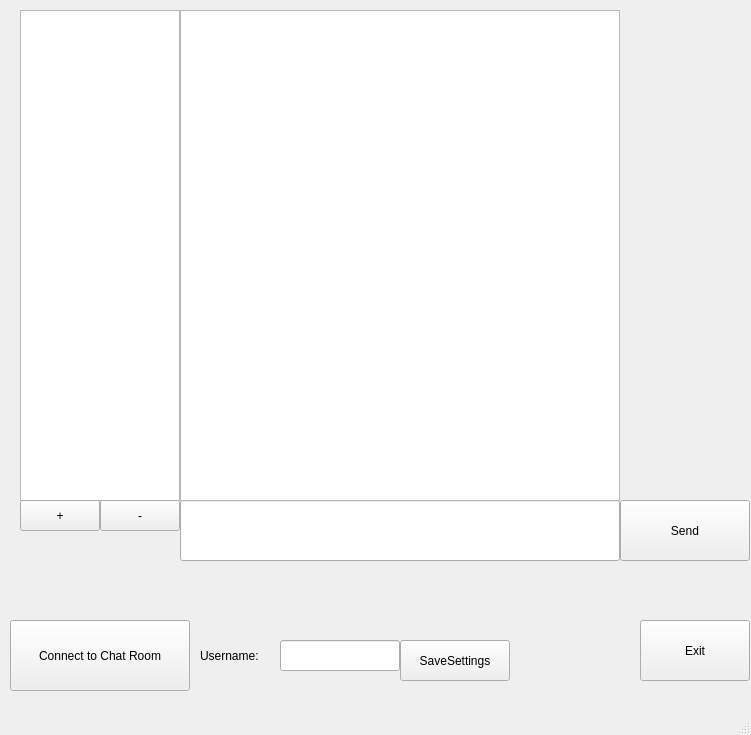
Above: Chat/UIChat/mainwindow.ui from VitaliyKolbasiuk/Chat before the change. Below: the same form after it.
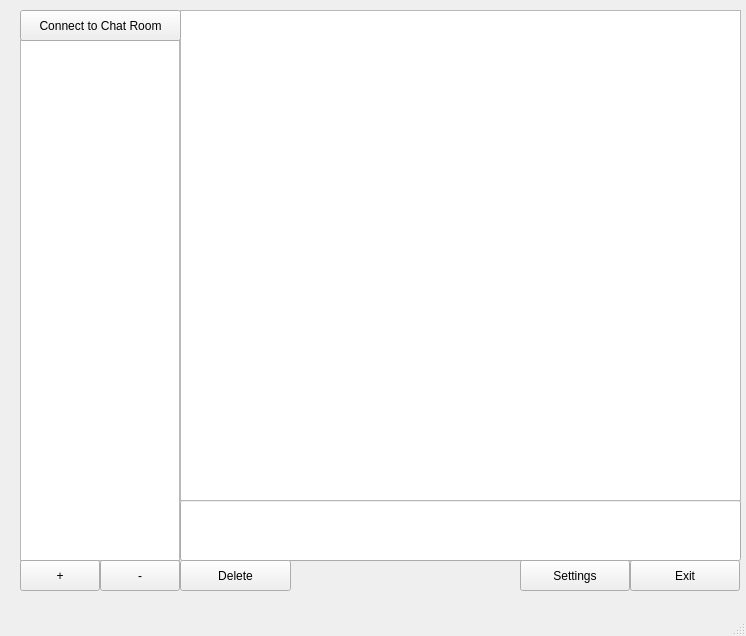
That is the form after the change.

Commit message: Add functionality to delete messages

The edit to the form file:
```diff
--- a/Chat/UIChat/mainwindow.ui
+++ b/Chat/UIChat/mainwindow.ui
@@ -6,80 +6,44 @@
    <rect>
     <x>0</x>
     <y>0</y>
-    <width>751</width>
-    <height>735</height>
+    <width>746</width>
+    <height>636</height>
    </rect>
   </property>
   <property name="windowTitle">
    <string>MainWindow</string>
   </property>
   <widget class="QWidget" name="centralwidget">
-   <widget class="QLabel" name="Username">
-    <property name="geometry">
-     <rect>
-      <x>200</x>
-      <y>640</y>
-      <width>80</width>
-      <height>31</height>
-     </rect>
-    </property>
-    <property name="text">
-     <string>Username:</string>
-    </property>
-   </widget>
-   <widget class="QLineEdit" name="TextUsername">
-    <property name="geometry">
-     <rect>
-      <x>280</x>
-      <y>640</y>
-      <width>120</width>
-      <height>31</height>
-     </rect>
-    </property>
-   </widget>
    <widget class="QLineEdit" name="UserMessage">
     <property name="geometry">
      <rect>
       <x>180</x>
       <y>500</y>
-      <width>440</width>
+      <width>561</width>
       <height>61</height>
      </rect>
     </property>
    </widget>
-   <widget class="QPushButton" name="SendMessage">
+   <widget class="QPushButton" name="m_settingsBtn">
     <property name="geometry">
      <rect>
-      <x>620</x>
-      <y>500</y>
-      <width>130</width>
-      <height>61</height>
-     </rect>
-    </property>
-    <property name="text">
-     <string>Send</string>
-    </property>
-   </widget>
-   <widget class="QPushButton" name="SaveSettings">
-    <property name="geometry">
-     <rect>
-      <x>400</x>
-      <y>640</y>
+      <x>520</x>
+      <y>560</y>
       <width>110</width>
-      <height>41</height>
+      <height>31</height>
      </rect>
     </property>
     <property name="text">
-     <string>SaveSettings</string>
+     <string>Settings</string>
     </property>
    </widget>
    <widget class="QPushButton" name="Exit">
     <property name="geometry">
      <rect>
-      <x>640</x>
-      <y>620</y>
+      <x>630</x>
+      <y>560</y>
       <width>110</width>
-      <height>61</height>
+      <height>31</height>
      </rect>
     </property>
     <property name="text">
@@ -90,7 +54,7 @@
     <property name="geometry">
      <rect>
       <x>20</x>
-      <y>500</y>
+      <y>560</y>
       <width>80</width>
       <height>31</height>
      </rect>
@@ -118,9 +82,9 @@
     <property name="geometry">
      <rect>
       <x>20</x>
-      <y>10</y>
+      <y>40</y>
       <width>160</width>
-      <height>491</height>
+      <height>521</height>
      </rect>
     </property>
    </widget>
@@ -129,7 +93,7 @@
      <rect>
       <x>180</x>
       <y>10</y>
-      <width>440</width>
+      <width>561</width>
       <height>491</height>
      </rect>
     </property>
@@ -137,12 +101,17 @@
    <widget class="QPushButton" name="m_connectToChatRoomBtn">
     <property name="geometry">
      <rect>
-      <x>10</x>
-      <y>620</y>
-      <width>180</width>
-      <height>71</height>
+      <x>20</x>
+      <y>10</y>
+      <width>161</width>
+      <height>31</height>
      </rect>
     </property>
+    <property name="font">
+     <font>
+      <pointsize>9</pointsize>
+     </font>
+    </property>
     <property name="text">
      <string>Connect to Chat Room</string>
     </property>
@@ -151,7 +120,7 @@
     <property name="geometry">
      <rect>
       <x>100</x>
-      <y>500</y>
+      <y>560</y>
       <width>80</width>
       <height>31</height>
      </rect>
@@ -166,24 +135,35 @@
      <string>-</string>
     </property>
    </widget>
-   <zorder>Username</zorder>
-   <zorder>TextUsername</zorder>
+   <widget class="QPushButton" name="m_deleteMessageBtn">
+    <property name="geometry">
+     <rect>
+      <x>180</x>
+      <y>560</y>
+      <width>111</width>
+      <height>31</height>
+     </rect>
+    </property>
+    <property name="text">
+     <string>Delete</string>
+    </property>
+   </widget>
    <zorder>UserMessage</zorder>
-   <zorder>SendMessage</zorder>
-   <zorder>SaveSettings</zorder>
+   <zorder>m_settingsBtn</zorder>
    <zorder>Exit</zorder>
    <zorder>m_chatRoomList</zorder>
    <zorder>m_chatRoomArea</zorder>
    <zorder>m_connectToChatRoomBtn</zorder>
    <zorder>m_CreateRoom</zorder>
    <zorder>m_deleteRoom</zorder>
+   <zorder>m_deleteMessageBtn</zorder>
   </widget>
   <widget class="QMenuBar" name="menubar">
    <property name="geometry">
     <rect>
      <x>0</x>
      <y>0</y>
-     <width>751</width>
+     <width>746</width>
      <height>22</height>
     </rect>
    </property>
```
The commit also changes 7 other files.
